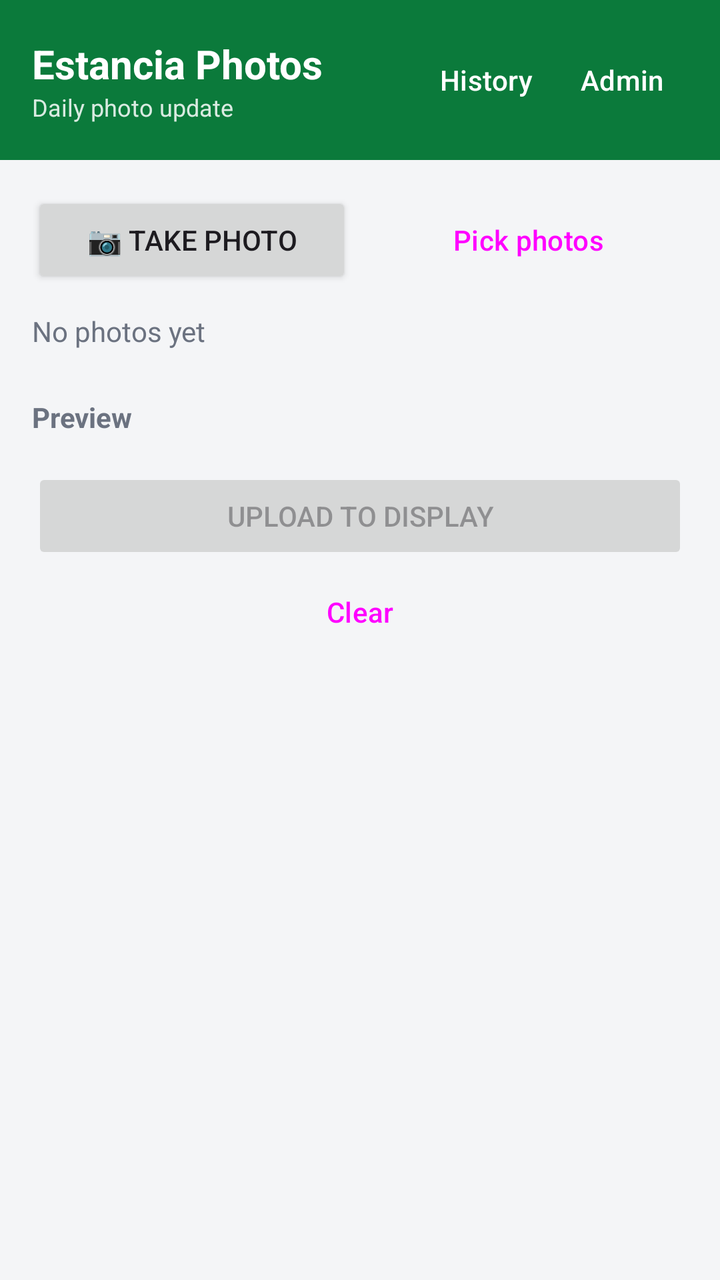
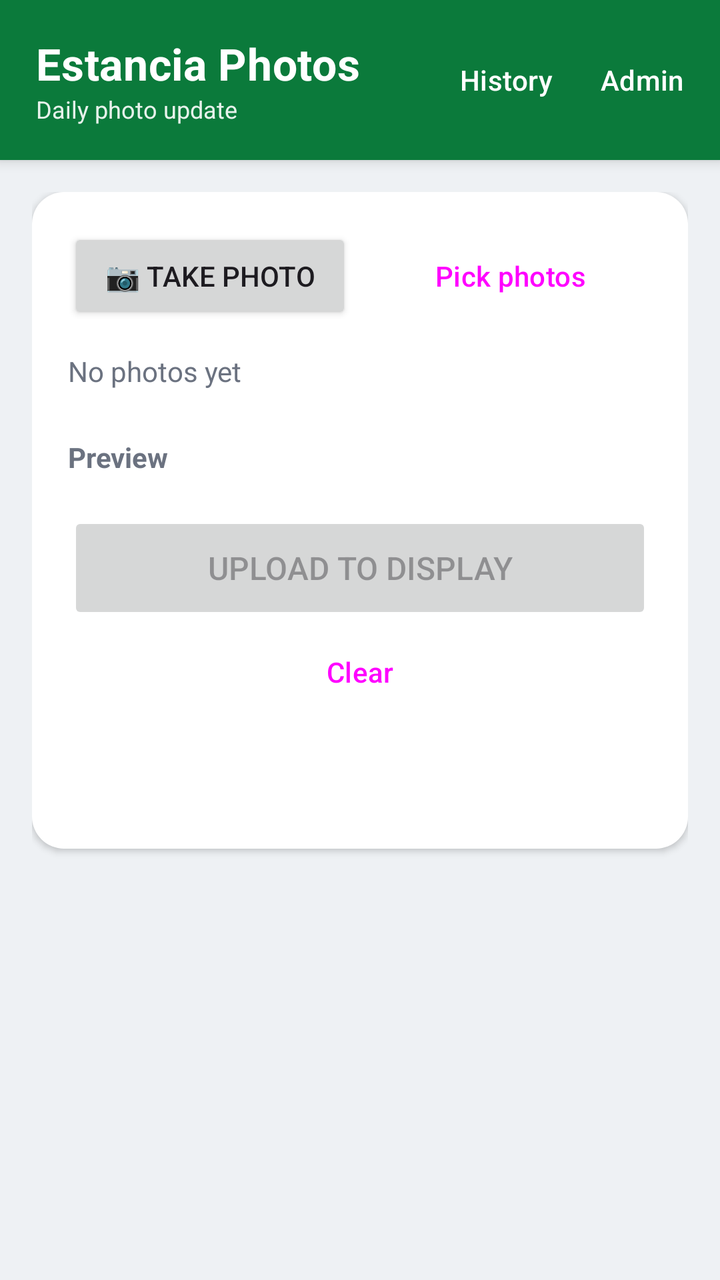

Two renders of the same Android screen: before a commit and after it. Below are the layout's source before the change and the commit's diff.
<!-- AndroidManifest.xml: application theme Theme.EstanciaPhotos -->
<!-- res/layout/activity_main.xml -->
<?xml version="1.0" encoding="utf-8"?>
<LinearLayout xmlns:android="http://schemas.android.com/apk/res/android"
    android:layout_width="match_parent"
    android:layout_height="match_parent"
    android:orientation="vertical"
    android:background="@color/bg">

    
    <LinearLayout
        android:layout_width="match_parent"
        android:layout_height="wrap_content"
        android:background="@color/green"
        android:orientation="horizontal"
        android:gravity="center_vertical"
        android:padding="16dp">

        <LinearLayout
            android:layout_width="0dp"
            android:layout_height="wrap_content"
            android:layout_weight="1"
            android:orientation="vertical">
            <TextView
                android:id="@+id/teamName"
                android:layout_width="wrap_content"
                android:layout_height="wrap_content"
                android:text="@string/app_name"
                android:textColor="#FFFFFF"
                android:textSize="20sp"
                android:textStyle="bold" />
            <TextView
                android:layout_width="wrap_content"
                android:layout_height="wrap_content"
                android:text="@string/daily_update"
                android:textColor="#D8FFFFFF"
                android:textSize="12sp" />
        </LinearLayout>

        <Button
            android:id="@+id/historyBtn"
            style="@style/Widget.Material3.Button.TextButton"
            android:layout_width="wrap_content"
            android:layout_height="wrap_content"
            android:minWidth="0dp"
            android:paddingStart="8dp"
            android:paddingEnd="8dp"
            android:text="@string/history"
            android:textColor="#FFFFFF" />

        <Button
            android:id="@+id/adminBtn"
            style="@style/Widget.Material3.Button.TextButton"
            android:layout_width="wrap_content"
            android:layout_height="wrap_content"
            android:minWidth="0dp"
            android:paddingStart="8dp"
            android:paddingEnd="8dp"
            android:text="@string/admin"
            android:textColor="#FFFFFF" />
    </LinearLayout>

    <ScrollView
        android:layout_width="match_parent"
        android:layout_height="match_parent">

        <LinearLayout
            android:layout_width="match_parent"
            android:layout_height="wrap_content"
            android:orientation="vertical"
            android:padding="16dp">

            <LinearLayout
                android:layout_width="match_parent"
                android:layout_height="wrap_content"
                android:orientation="horizontal">
                <Button
                    android:id="@+id/takePhotoBtn"
                    android:layout_width="0dp"
                    android:layout_height="wrap_content"
                    android:layout_weight="1"
                    android:layout_marginEnd="8dp"
                    android:text="@string/take_photo" />
                <Button
                    android:id="@+id/pickBtn"
                    style="@style/Widget.Material3.Button.TonalButton"
                    android:layout_width="0dp"
                    android:layout_height="wrap_content"
                    android:layout_weight="1"
                    android:text="@string/pick_photos" />
            </LinearLayout>

            <TextView
                android:id="@+id/photoCount"
                android:layout_width="wrap_content"
                android:layout_height="wrap_content"
                android:layout_marginTop="12dp"
                android:text="@string/no_photos"
                android:textColor="@color/muted" />

            <HorizontalScrollView
                android:layout_width="match_parent"
                android:layout_height="wrap_content"
                android:layout_marginTop="8dp"
                android:scrollbars="none">
                <LinearLayout
                    android:id="@+id/thumbs"
                    android:layout_width="wrap_content"
                    android:layout_height="wrap_content"
                    android:orientation="horizontal" />
            </HorizontalScrollView>

            <TextView
                android:layout_width="wrap_content"
                android:layout_height="wrap_content"
                android:layout_marginTop="16dp"
                android:text="@string/preview"
                android:textColor="@color/muted"
                android:textStyle="bold" />

            <ImageView
                android:id="@+id/preview"
                android:layout_width="match_parent"
                android:layout_height="wrap_content"
                android:layout_marginTop="6dp"
                android:adjustViewBounds="true"
                android:background="#000000"
                android:visibility="gone"
                android:contentDescription="@string/preview" />

            <Button
                android:id="@+id/uploadBtn"
                android:layout_width="match_parent"
                android:layout_height="wrap_content"
                android:layout_marginTop="16dp"
                android:enabled="false"
                android:text="@string/upload" />

            <Button
                android:id="@+id/clearBtn"
                style="@style/Widget.Material3.Button.TextButton"
                android:layout_width="match_parent"
                android:layout_height="wrap_content"
                android:text="@string/clear" />

            <TextView
                android:id="@+id/status"
                android:layout_width="match_parent"
                android:layout_height="wrap_content"
                android:layout_marginTop="8dp"
                android:minHeight="20dp"
                android:textSize="14sp" />

            <TextView
                android:id="@+id/targetFile"
                android:layout_width="match_parent"
                android:layout_height="wrap_content"
                android:layout_marginTop="4dp"
                android:textColor="@color/muted"
                android:textSize="12sp" />
        </LinearLayout>
    </ScrollView>
</LinearLayout>
<!-- resources referenced by this layout -->
<resources>
  <color name="bg">#F4F5F7</color>
  <color name="green">#0B7A3B</color>
  <color name="muted">#6B7280</color>
  <string name="admin">Admin</string>
  <string name="app_name">Estancia Photos</string>
  <string name="clear">Clear</string>
  <string name="daily_update">Daily photo update</string>
  <string name="history">History</string>
  <string name="no_photos">No photos yet</string>
  <string name="pick_photos">Pick photos</string>
  <string name="preview">Preview</string>
  <string name="take_photo">📷 Take photo</string>
  <string name="upload">Upload to display</string>
  <style name="Theme.EstanciaPhotos" parent="Theme.Material3.DayNight.NoActionBar">
          <item name="colorPrimary">@color/green</item>
          <item name="colorPrimaryDark">@color/green_dark</item>
          <item name="colorOnPrimary">@color/white</item>
          <item name="android:statusBarColor">@color/green_dark</item>
      </style>
  <color name="green_dark">#095F2E</color>
  <color name="white">#FFFFFF</color>
</resources>

<!-- the commit's change to res/layout/activity_main.xml (unified diff, before → after) -->
@@ -1,5 +1,6 @@
 <?xml version="1.0" encoding="utf-8"?>
 <LinearLayout xmlns:android="http://schemas.android.com/apk/res/android"
+    xmlns:app="http://schemas.android.com/apk/res-auto"
     android:layout_width="match_parent"
     android:layout_height="match_parent"
     android:orientation="vertical"
@@ -7,12 +8,17 @@
 
     
     <LinearLayout
+        android:id="@+id/header"
         android:layout_width="match_parent"
         android:layout_height="wrap_content"
         android:background="@color/green"
         android:orientation="horizontal"
         android:gravity="center_vertical"
-        android:padding="16dp">
+        android:elevation="4dp"
+        android:paddingStart="18dp"
+        android:paddingEnd="6dp"
+        android:paddingTop="16dp"
+        android:paddingBottom="16dp">
 
         <LinearLayout
             android:layout_width="0dp"
@@ -25,13 +31,14 @@
                 android:layout_height="wrap_content"
                 android:text="@string/app_name"
                 android:textColor="#FFFFFF"
-                android:textSize="20sp"
-                android:textStyle="bold" />
+                android:textSize="22sp"
+                android:textStyle="bold"
+                android:letterSpacing="0.01" />
             <TextView
                 android:layout_width="wrap_content"
                 android:layout_height="wrap_content"
                 android:text="@string/daily_update"
-                android:textColor="#D8FFFFFF"
+                android:textColor="#E6FFFFFF"
                 android:textSize="12sp" />
         </LinearLayout>
 
@@ -41,8 +48,8 @@
             android:layout_width="wrap_content"
             android:layout_height="wrap_content"
             android:minWidth="0dp"
-            android:paddingStart="8dp"
-            android:paddingEnd="8dp"
+            android:paddingStart="10dp"
+            android:paddingEnd="10dp"
             android:text="@string/history"
             android:textColor="#FFFFFF" />
 
@@ -52,15 +59,16 @@
             android:layout_width="wrap_content"
             android:layout_height="wrap_content"
             android:minWidth="0dp"
-            android:paddingStart="8dp"
-            android:paddingEnd="8dp"
+            android:paddingStart="10dp"
+            android:paddingEnd="10dp"
             android:text="@string/admin"
             android:textColor="#FFFFFF" />
     </LinearLayout>
 
     <ScrollView
         android:layout_width="match_parent"
-        android:layout_height="match_parent">
+        android:layout_height="match_parent"
+        android:fillViewport="true">
 
         <LinearLayout
             android:layout_width="match_parent"
@@ -68,94 +76,109 @@
             android:orientation="vertical"
             android:padding="16dp">
 
+            
             <LinearLayout
                 android:layout_width="match_parent"
                 android:layout_height="wrap_content"
-                android:orientation="horizontal">
-                <Button
-                    android:id="@+id/takePhotoBtn"
-                    android:layout_width="0dp"
+                android:orientation="vertical"
+                android:background="@drawable/card_bg"
+                android:elevation="2dp"
+                android:padding="18dp">
+
+                <LinearLayout
+                    android:layout_width="match_parent"
                     android:layout_height="wrap_content"
-                    android:layout_weight="1"
-                    android:layout_marginEnd="8dp"
-                    android:text="@string/take_photo" />
-                <Button
-                    android:id="@+id/pickBtn"
-                    style="@style/Widget.Material3.Button.TonalButton"
-                    android:layout_width="0dp"
-                    android:layout_height="wrap_content"
-                    android:layout_weight="1"
-                    android:text="@string/pick_photos" />
-            </LinearLayout>
+                    android:orientation="horizontal">
+                    <Button
+                        android:id="@+id/takePhotoBtn"
+                        android:layout_width="0dp"
+                        android:layout_height="wrap_content"
+                        android:layout_weight="1"
+                        android:layout_marginEnd="8dp"
+                        app:cornerRadius="12dp"
+                        android:text="@string/take_photo" />
+                    <Button
+                        android:id="@+id/pickBtn"
+                        style="@style/Widget.Material3.Button.TonalButton"
+                        android:layout_width="0dp"
+                        android:layout_height="wrap_content"
+                        android:layout_weight="1"
+                        app:cornerRadius="12dp"
+                        android:text="@string/pick_photos" />
+                </LinearLayout>
 
-            <TextView
-                android:id="@+id/photoCount"
-                android:layout_width="wrap_content"
-                android:layout_height="wrap_content"
-                android:layout_marginTop="12dp"
-                android:text="@string/no_photos"
-                android:textColor="@color/muted" />
-
-            <HorizontalScrollView
-                android:layout_width="match_parent"
-                android:layout_height="wrap_content"
-                android:layout_marginTop="8dp"
-                android:scrollbars="none">
-                <LinearLayout
-                    android:id="@+id/thumbs"
+                <TextView
+                    android:id="@+id/photoCount"
                     android:layout_width="wrap_content"
                     android:layout_height="wrap_content"
-                    android:orientation="horizontal" />
-            </HorizontalScrollView>
+                    android:layout_marginTop="14dp"
+                    android:text="@string/no_photos"
+                    android:textColor="@color/muted" />
 
-            <TextView
-                android:layout_width="wrap_content"
-                android:layout_height="wrap_content"
-                android:layout_marginTop="16dp"
-                android:text="@string/preview"
-                android:textColor="@color/muted"
-                android:textStyle="bold" />
+                <HorizontalScrollView
+                    android:layout_width="match_parent"
+                    android:layout_height="wrap_content"
+                    android:layout_marginTop="8dp"
+                    android:scrollbars="none">
+                    <LinearLayout
+                        android:id="@+id/thumbs"
+                        android:layout_width="wrap_content"
+                        android:layout_height="wrap_content"
+                        android:orientation="horizontal" />
+                </HorizontalScrollView>
 
-            <ImageView
-                android:id="@+id/preview"
-                android:layout_width="match_parent"
-                android:layout_height="wrap_content"
-                android:layout_marginTop="6dp"
-                android:adjustViewBounds="true"
-                android:background="#000000"
-                android:visibility="gone"
-                android:contentDescription="@string/preview" />
+                <TextView
+                    android:layout_width="wrap_content"
+                    android:layout_height="wrap_content"
+                    android:layout_marginTop="16dp"
+                    android:text="@string/preview"
+                    android:textColor="@color/muted"
+                    android:textStyle="bold" />
 
-            <Button
-                android:id="@+id/uploadBtn"
-                android:layout_width="match_parent"
-                android:layout_height="wrap_content"
-                android:layout_marginTop="16dp"
-                android:enabled="false"
-                android:text="@string/upload" />
+                <ImageView
+                    android:id="@+id/preview"
+                    android:layout_width="match_parent"
+                    android:layout_height="wrap_content"
+                    android:layout_marginTop="6dp"
+                    android:adjustViewBounds="true"
+                    android:background="#000000"
+                    android:visibility="gone"
+                    android:contentDescription="@string/preview" />
 
-            <Button
-                android:id="@+id/clearBtn"
-                style="@style/Widget.Material3.Button.TextButton"
-                android:layout_width="match_parent"
-                android:layout_height="wrap_content"
-                android:text="@string/clear" />
+                <Button
+                    android:id="@+id/uploadBtn"
+                    android:layout_width="match_parent"
+                    android:layout_height="56dp"
+                    android:layout_marginTop="18dp"
+                    android:enabled="false"
+                    app:cornerRadius="14dp"
+                    android:textSize="16sp"
+                    android:text="@string/upload" />
 
-            <TextView
-                android:id="@+id/status"
-                android:layout_width="match_parent"
-                android:layout_height="wrap_content"
-                android:layout_marginTop="8dp"
-                android:minHeight="20dp"
-                android:textSize="14sp" />
+                <Button
+                    android:id="@+id/clearBtn"
+                    style="@style/Widget.Material3.Button.TextButton"
+                    android:layout_width="match_parent"
+                    android:layout_height="wrap_content"
+                    android:text="@string/clear" />
 
-            <TextView
-                android:id="@+id/targetFile"
-                android:layout_width="match_parent"
-                android:layout_height="wrap_content"
-                android:layout_marginTop="4dp"
-                android:textColor="@color/muted"
-                android:textSize="12sp" />
+                <TextView
+                    android:id="@+id/status"
+                    android:layout_width="match_parent"
+                    android:layout_height="wrap_content"
+                    android:layout_marginTop="6dp"
+                    android:minHeight="20dp"
+                    android:textSize="14sp"
+                    android:textStyle="bold" />
+
+                <TextView
+                    android:id="@+id/targetFile"
+                    android:layout_width="match_parent"
+                    android:layout_height="wrap_content"
+                    android:layout_marginTop="4dp"
+                    android:textColor="@color/muted"
+                    android:textSize="12sp" />
+            </LinearLayout>
         </LinearLayout>
     </ScrollView>
 </LinearLayout>
<!-- resource entries referenced after the edit -->
@@ -1,8 +1,15 @@
 <!-- resources referenced by this layout -->
 <resources>
-  <color name="bg">#F4F5F7</color>
+  <color name="bg">#EEF1F4</color>
   <color name="green">#0B7A3B</color>
   <color name="muted">#6B7280</color>
+  <!-- drawable card_bg (drawable) -->
+  <?xml version="1.0" encoding="utf-8"?>
+  <shape xmlns:android="http://schemas.android.com/apk/res/android"
+      android:shape="rectangle">
+      <solid android:color="@color/card" />
+      <corners android:radius="16dp" />
+  </shape>
   <string name="admin">Admin</string>
   <string name="app_name">Estancia Photos</string>
   <string name="clear">Clear</string>
@@ -19,6 +26,7 @@
           <item name="colorOnPrimary">@color/white</item>
           <item name="android:statusBarColor">@color/green_dark</item>
       </style>
+  <color name="card">#FFFFFF</color>
   <color name="green_dark">#095F2E</color>
   <color name="white">#FFFFFF</color>
 </resources>
